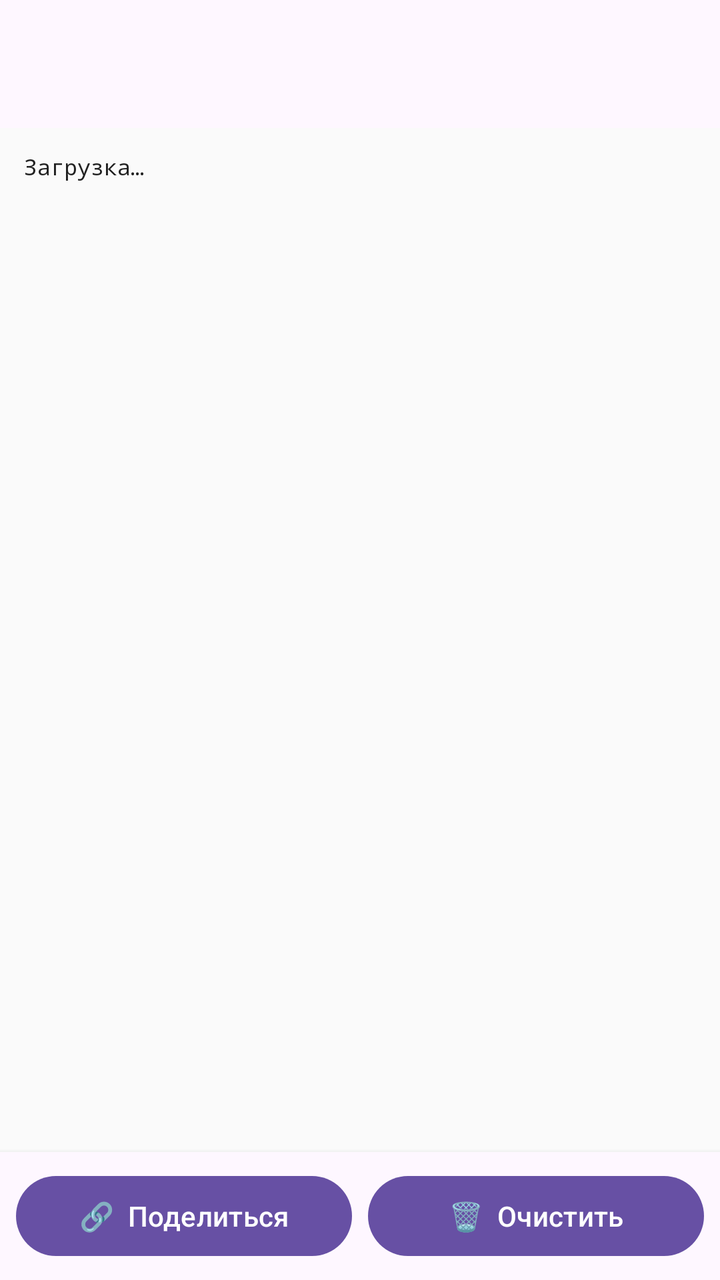
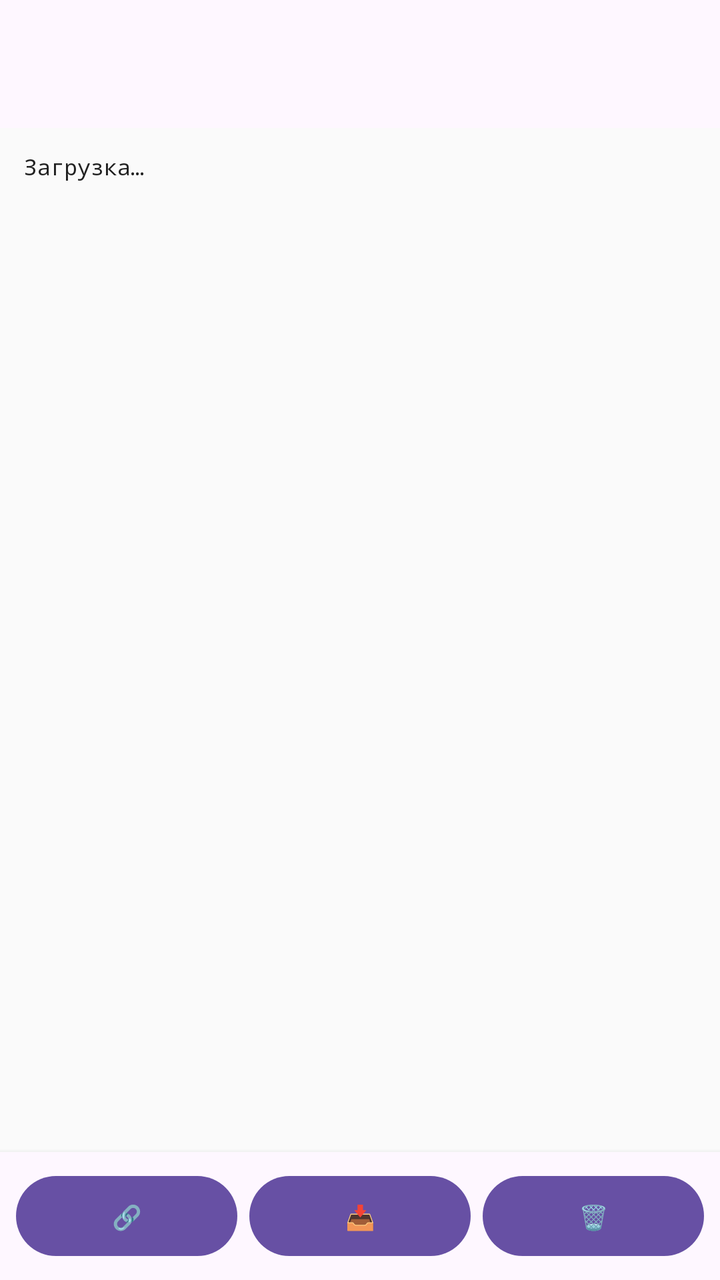

The first picture is an Android layout as it rendered before a commit; the second is the same layout after the commit. The layout source and the unified diff follow.
<!-- AndroidManifest.xml: application theme Theme.Atom.Main -->
<!-- res/layout/activity_log_viewer.xml -->
<?xml version="1.0" encoding="utf-8"?>
<LinearLayout xmlns:android="http://schemas.android.com/apk/res/android"
    android:layout_width="match_parent"
    android:layout_height="match_parent"
    android:orientation="vertical">
    <com.google.android.material.appbar.MaterialToolbar
        android:id="@+id/toolbar"
        android:layout_width="match_parent"
        android:layout_height="?attr/actionBarSize"
        android:title="Лог" />
    <ScrollView
        android:id="@+id/scrollView"
        android:layout_width="match_parent"
        android:layout_height="0dp"
        android:layout_weight="1"
        android:padding="12dp"
        android:background="#FAFAFA">
        <TextView
            android:id="@+id/logText"
            android:layout_width="match_parent"
            android:layout_height="wrap_content"
            android:fontFamily="monospace"
            android:textSize="11sp"
            android:textColor="#212121"
            android:text="Загрузка…" />
    </ScrollView>
    <LinearLayout
        android:layout_width="match_parent"
        android:layout_height="wrap_content"
        android:orientation="horizontal"
        android:padding="8dp"
        android:background="?attr/colorSurface"
        android:elevation="4dp">
        <com.google.android.material.button.MaterialButton
            android:id="@+id/btnShare"
            android:layout_width="0dp"
            android:layout_height="wrap_content"
            android:layout_weight="1"
            android:layout_marginEnd="4dp"
            android:text="🔗  Поделиться" />
        <com.google.android.material.button.MaterialButton
            android:id="@+id/btnClear"
            android:layout_width="0dp"
            android:layout_height="wrap_content"
            android:layout_weight="1"
            android:layout_marginStart="4dp"
            android:text="🗑  Очистить" />
    </LinearLayout>
</LinearLayout>
<!-- resources referenced by this layout -->
<resources>
  <style name="Theme.Atom.Main" parent="Theme.Material3.DayNight.NoActionBar">
          <item name="android:statusBarColor">?attr/colorSurface</item>
          <item name="android:windowLightStatusBar" tools:targetApi="m">true</item>
      </style>
</resources>

<!-- the commit's change to res/layout/activity_log_viewer.xml (unified diff, before → after) -->
@@ -36,14 +36,28 @@
             android:layout_width="0dp"
             android:layout_height="wrap_content"
             android:layout_weight="1"
-            android:layout_marginEnd="4dp"
-            android:text="🔗  Поделиться" />
+            android:layout_marginEnd="3dp"
+            android:text="🔗  Поделиться"
+            android:textSize="12sp"
+            android:maxLines="1" />
+        <com.google.android.material.button.MaterialButton
+            android:id="@+id/btnSaveToDownloads"
+            android:layout_width="0dp"
+            android:layout_height="wrap_content"
+            android:layout_weight="1"
+            android:layout_marginStart="3dp"
+            android:layout_marginEnd="3dp"
+            android:text="📥  Сохранить"
+            android:textSize="12sp"
+            android:maxLines="1" />
         <com.google.android.material.button.MaterialButton
             android:id="@+id/btnClear"
             android:layout_width="0dp"
             android:layout_height="wrap_content"
             android:layout_weight="1"
-            android:layout_marginStart="4dp"
-            android:text="🗑  Очистить" />
+            android:layout_marginStart="3dp"
+            android:text="🗑  Очистить"
+            android:textSize="12sp"
+            android:maxLines="1" />
     </LinearLayout>
 </LinearLayout>
